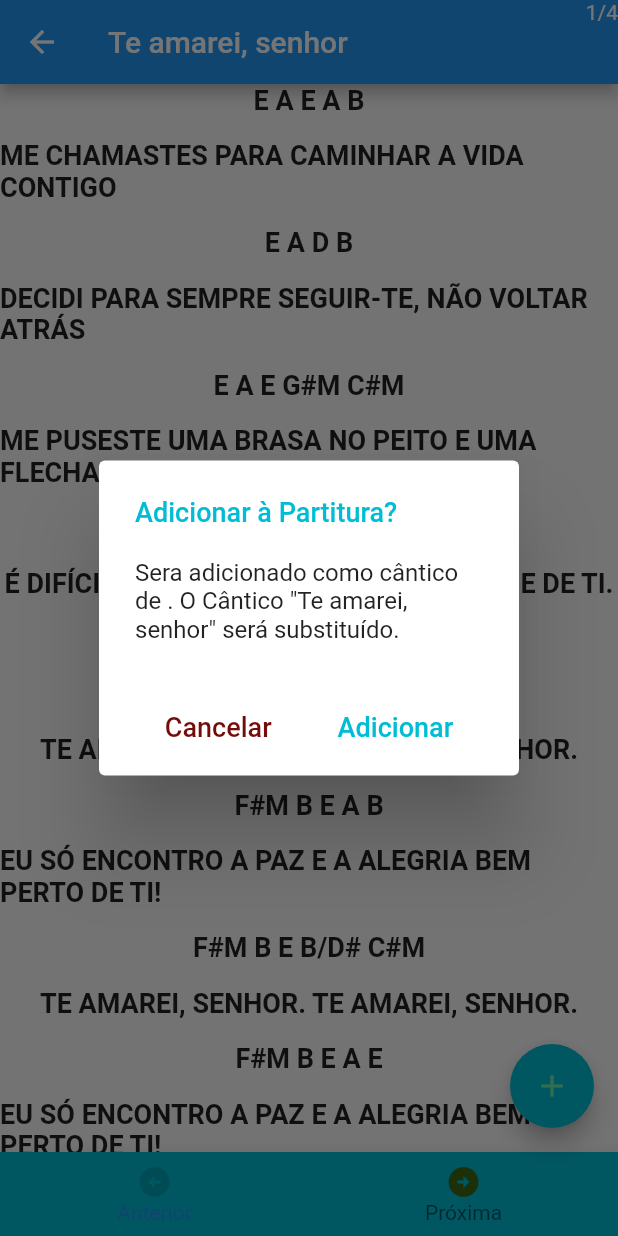
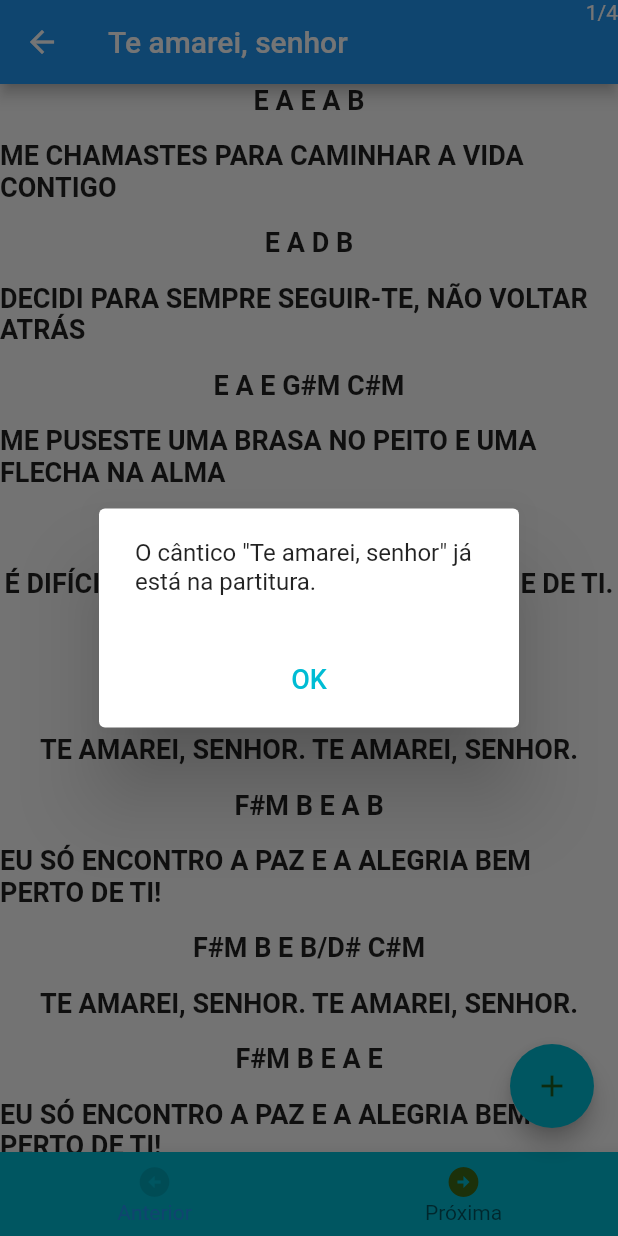
Before and after one commit to ddiasguto/mliturgica, a Flutter app: the ShowMusic screen opened directly, after a tap on the "add" icon, on a phone screen of 412 x 824 dp. Run offline on Flutter 3.47's test engine with Material 2 defaults, Android fonts, the phone set to English and light mode, and no system bars.

Commit message:
verifying if is already in sheet in float button

```diff
--- a/lib/db/lists.dart
+++ b/lib/db/lists.dart
@@ -6,7 +6,7 @@ import 'final.dart';
 import 'entrada.dart';
 
 const List entrance = [
-  ['Te Amarei, Senhor', TeAmareiSenhor()],
+  ['Te amarei, Senhor', TeAmareiSenhor()],
   ['Eis me aqui, Senhor', EisMeAquiSenhor()],
   ['Senhor, quem Entrará?', SenhorQuemEntrara()],
   ['O Profeta', OProfeta()],
@@ -28,7 +28,7 @@ const List aclamation = [
 ];
 
 const List comunion = [
-  ['Como és Lindo', ComoEsLindo()],
+  ['Como és lindo', ComoEsLindo()],
   ['Pelos prados e campinas', PelosPradosECampinas()],
   ['Conheço um coração', ConhecoUmCoracao()],
   ['Pão da vida', PaoDaVida()],
--- /dev/null
+++ b/lib/widgets/add_to_sheet.dart
@@ -0,0 +1,43 @@
+import 'package:diasguto/provider/Maestro.dart';
+import 'package:flutter/material.dart';
+import 'package:provider/provider.dart';
+
+Widget addToSheet(context) {
+  Maestro maestro = Provider.of<Maestro>(context);
+  int indexCategory = maestro.getIndexCategory;
+  int currentIndex = maestro.getCurrentIndex;
+  List localList = maestro.getLocalList;
+  return AlertDialog(
+    title: const Text(
+      'Adicionar à Partitura?',
+      style: TextStyle(color: Colors.cyan, fontSize: 18),
+    ),
+    content: Container(
+      width: 120,
+      child: Text(
+          "Sera adicionado como cântico de ${maestro.getCategory}. O Cântico \"${maestro.getSheet[indexCategory][0]}\" será substituído."),
+    ),
+    actionsAlignment: MainAxisAlignment.spaceEvenly,
+    actions: <Widget>[
+      TextButton(
+        onPressed: () => Navigator.pop(context, 'Cancel'),
+        child: const Text(
+          'Cancelar',
+          style:
+              TextStyle(color: Color.fromARGB(255, 116, 12, 12), fontSize: 18),
+        ),
+      ),
+      TextButton(
+        onPressed: () {
+          Navigator.pop(context, 'Confirm');
+          maestro.setSheetElement(
+              localList[currentIndex][0], localList[currentIndex][1]);
+        },
+        child: const Text(
+          'Adicionar',
+          style: TextStyle(color: Colors.cyan, fontSize: 18),
+        ),
+      ),
+    ],
+  );
+}
--- /dev/null
+++ b/lib/widgets/already_in_sheet.dart
@@ -0,0 +1,26 @@
+import 'package:diasguto/provider/Maestro.dart';
+import 'package:flutter/material.dart';
+import 'package:provider/provider.dart';
+
+Widget alreadyInSheet(context) {
+  Maestro maestro = Provider.of<Maestro>(context);
+  int indexCategory = maestro.getIndexCategory;
+  return AlertDialog(
+    content: Container(
+        width: 120,
+        child: Text(
+            'O cântico "${maestro.getSheet[indexCategory][0]}" já está na partitura.')),
+    actionsAlignment: MainAxisAlignment.spaceEvenly,
+    actions: <Widget>[
+      TextButton(
+        onPressed: () {
+          Navigator.pop(context, 'Confirm');
+        },
+        child: const Text(
+          'OK',
+          style: TextStyle(color: Colors.cyan, fontSize: 18),
+        ),
+      ),
+    ],
+  );
+}
--- a/lib/widgets/float_button.dart
+++ b/lib/widgets/float_button.dart
@@ -1,4 +1,6 @@
 import 'package:diasguto/provider/Maestro.dart';
+import 'package:diasguto/widgets/add_to_sheet.dart';
+import 'package:diasguto/widgets/already_in_sheet.dart';
 import 'package:flutter/material.dart';
 import 'package:provider/provider.dart';
 
@@ -8,60 +10,42 @@ class FloatButton extends StatelessWidget {
   @override
   Widget build(BuildContext context) {
     Maestro maestro = Provider.of<Maestro>(context);
-    List localList = maestro.getLocalList;
-    int currentIndex = maestro.getCurrentIndex;
     bool isSheet = maestro.getIsSheet;
-    int indexCategory = maestro.getIndexCategory;
 
     if (!isSheet) {
       return FloatingActionButton(
         onPressed: () {
           showDialog<String>(
             context: context,
-            builder: (BuildContext context) => AlertDialog(
-              title: const Text(
-                'Adicionar à Partitura?',
-                style: TextStyle(color: Colors.cyan, fontSize: 18),
-              ),
-              content: Container(
-                width: 80,
-                child: Text(
-                    "Sera adicionado como cântico de ${maestro.getCategory}. O Cântico \"${maestro.getSheet[indexCategory][0]}\" será substituído."),
-              ),
-              actionsAlignment: MainAxisAlignment.spaceEvenly,
-              actions: <Widget>[
-                TextButton(
-                  onPressed: () => Navigator.pop(context, 'Cancel'),
-                  child: const Text(
-                    'Cancelar',
-                    style: TextStyle(
-                        color: Color.fromARGB(255, 116, 12, 12), fontSize: 18),
-                  ),
-                ),
-                TextButton(
-                  onPressed: () {
-                    Navigator.pop(context, 'Confirm');
-                    maestro.setSheetElement(
-                        localList[currentIndex][0], localList[currentIndex][1]);
-                  },
-                  child: const Text(
-                    'Adicionar',
-                    style: TextStyle(color: Colors.cyan, fontSize: 18),
-                  ),
-                ),
-              ],
-            ),
+            builder: floatButton,
           );
         },
         tooltip: 'Adicionar à Partitura',
         backgroundColor: Colors.cyan,
-        child: const Icon(
+        child: Icon(
           Icons.add,
-          color: Colors.greenAccent,
+          color: Colors.green[900],
         ),
       );
     } else {
       return Container();
     }
   }
+
+  Widget floatButton(context) {
+    Maestro maestro = Provider.of<Maestro>(context);
+    List localList = maestro.getLocalList;
+    int currentIndex = maestro.getCurrentIndex;
+    int indexCategory = maestro.getIndexCategory;
+    List sheet = maestro.getSheet;
+
+    String str1 = localList[currentIndex][0].toString().toLowerCase();
+    String str2 = sheet[indexCategory][0].toString().toLowerCase();
+
+    if (str1 == str2) {
+      return alreadyInSheet(context);
+    } else {
+      return addToSheet(context);
+    }
+  }
 }
```
